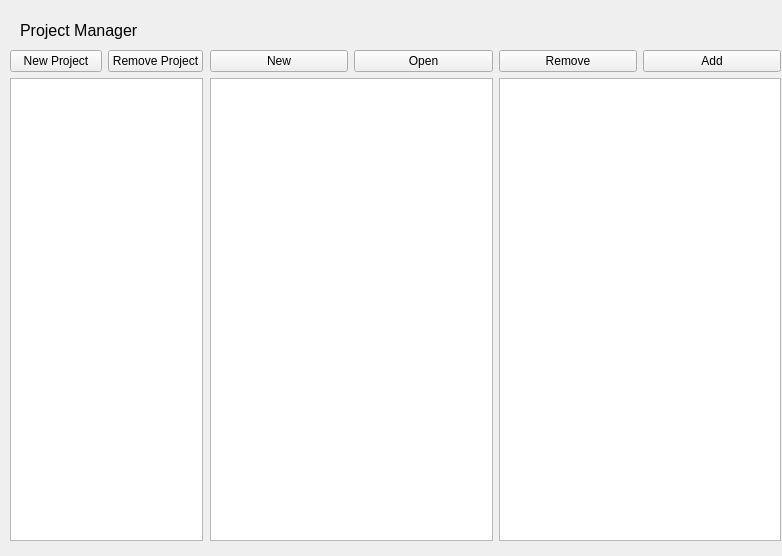
Old version of the form ui/projectmanager.ui in the repository dbuksbaum/TextRoom.
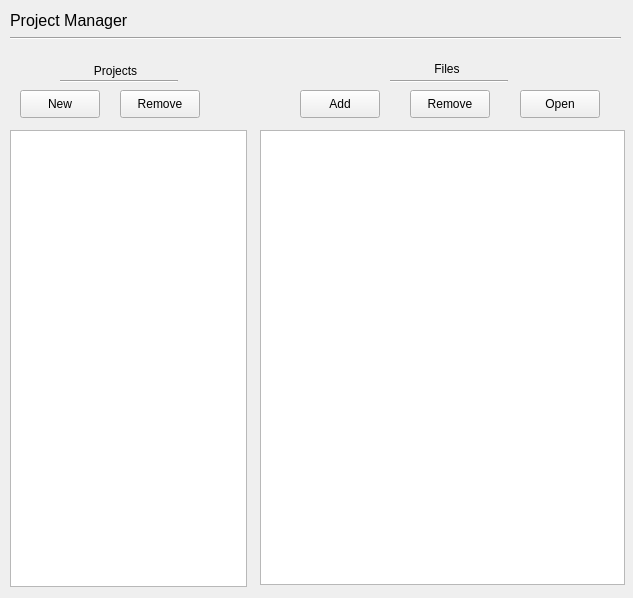
New version of the form.

Commit message: Project Manager Second Try

What changed in the file:
```diff
--- a/ui/projectmanager.ui
+++ b/ui/projectmanager.ui
@@ -5,18 +5,24 @@
    <rect>
     <x>0</x>
     <y>0</y>
-    <width>782</width>
-    <height>556</height>
+    <width>633</width>
+    <height>598</height>
    </rect>
   </property>
+  <property name="sizePolicy" >
+   <sizepolicy vsizetype="Ignored" hsizetype="Ignored" >
+    <horstretch>0</horstretch>
+    <verstretch>0</verstretch>
+   </sizepolicy>
+  </property>
   <property name="windowTitle" >
    <string>Project Manager</string>
   </property>
   <widget class="QLabel" name="label" >
    <property name="geometry" >
     <rect>
-     <x>20</x>
-     <y>20</y>
+     <x>10</x>
+     <y>10</y>
      <width>621</width>
      <height>20</height>
     </rect>
@@ -36,135 +42,194 @@
     <string>Project Manager</string>
    </property>
   </widget>
-  <widget class="QWidget" name="verticalLayoutWidget_3" >
+  <widget class="QPushButton" name="newProjectButton" >
    <property name="geometry" >
     <rect>
+     <x>20</x>
+     <y>90</y>
+     <width>80</width>
+     <height>28</height>
+    </rect>
+   </property>
+   <property name="text" >
+    <string>New</string>
+   </property>
+  </widget>
+  <widget class="QPushButton" name="removeProjectButton" >
+   <property name="geometry" >
+    <rect>
+     <x>120</x>
+     <y>90</y>
+     <width>80</width>
+     <height>28</height>
+    </rect>
+   </property>
+   <property name="text" >
+    <string>Remove</string>
+   </property>
+  </widget>
+  <widget class="QPushButton" name="addFileButton" >
+   <property name="geometry" >
+    <rect>
+     <x>300</x>
+     <y>90</y>
+     <width>80</width>
+     <height>28</height>
+    </rect>
+   </property>
+   <property name="text" >
+    <string>Add</string>
+   </property>
+  </widget>
+  <widget class="QPushButton" name="removeFileButton" >
+   <property name="geometry" >
+    <rect>
+     <x>410</x>
+     <y>90</y>
+     <width>80</width>
+     <height>28</height>
+    </rect>
+   </property>
+   <property name="text" >
+    <string>Remove</string>
+   </property>
+  </widget>
+  <widget class="QPushButton" name="openFileButton" >
+   <property name="geometry" >
+    <rect>
+     <x>520</x>
+     <y>90</y>
+     <width>80</width>
+     <height>28</height>
+    </rect>
+   </property>
+   <property name="text" >
+    <string>Open</string>
+   </property>
+  </widget>
+  <widget class="QListWidget" name="listWidget" >
+   <property name="windowModality" >
+    <enum>Qt::WindowModal</enum>
+   </property>
+   <property name="geometry" >
+    <rect>
      <x>10</x>
-     <y>50</y>
-     <width>193</width>
-     <height>491</height>
+     <y>130</y>
+     <width>237</width>
+     <height>457</height>
     </rect>
    </property>
-   <layout class="QVBoxLayout" name="verticalLayout_5" >
-    <item>
-     <layout class="QVBoxLayout" name="verticalLayout_8" >
-      <item>
-       <layout class="QHBoxLayout" name="horizontalLayout" >
-        <item>
-         <layout class="QVBoxLayout" name="verticalLayout_2" >
-          <item>
-           <widget class="QPushButton" name="newProjectButton" >
-            <property name="text" >
-             <string>New Project</string>
-            </property>
-           </widget>
-          </item>
-         </layout>
-        </item>
-        <item>
-         <layout class="QVBoxLayout" name="verticalLayout" >
-          <item>
-           <widget class="QPushButton" name="removeProjectButton" >
-            <property name="text" >
-             <string>Remove Project</string>
-            </property>
-           </widget>
-          </item>
-         </layout>
-        </item>
-       </layout>
-      </item>
-     </layout>
-    </item>
-    <item>
-     <layout class="QVBoxLayout" name="verticalLayout_7" >
-      <item>
-       <widget class="QListWidget" name="listWidget" />
-      </item>
-     </layout>
-    </item>
-   </layout>
+   <property name="sizePolicy" >
+    <sizepolicy vsizetype="Maximum" hsizetype="Maximum" >
+     <horstretch>0</horstretch>
+     <verstretch>0</verstretch>
+    </sizepolicy>
+   </property>
+   <property name="editTriggers" >
+    <set>QAbstractItemView::CurrentChanged|QAbstractItemView::DoubleClicked|QAbstractItemView::EditKeyPressed</set>
+   </property>
+   <property name="dragDropMode" >
+    <enum>QAbstractItemView::NoDragDrop</enum>
+   </property>
+   <property name="viewMode" >
+    <enum>QListView::ListMode</enum>
+   </property>
+   <property name="currentRow" >
+    <number>-1</number>
+   </property>
   </widget>
-  <widget class="QWidget" name="verticalLayoutWidget_4" >
+  <widget class="QLabel" name="label_2" >
    <property name="geometry" >
     <rect>
-     <x>210</x>
-     <y>50</y>
-     <width>571</width>
-     <height>491</height>
+     <x>80</x>
+     <y>60</y>
+     <width>71</width>
+     <height>21</height>
     </rect>
    </property>
-   <layout class="QVBoxLayout" name="verticalLayout_6" >
-    <item>
-     <layout class="QVBoxLayout" name="verticalLayout_10" >
-      <item>
-       <layout class="QHBoxLayout" name="horizontalLayout_3" >
-        <item>
-         <layout class="QHBoxLayout" name="horizontalLayout_7" >
-          <item>
-           <widget class="QPushButton" name="newFileButton" >
-            <property name="text" >
-             <string>New</string>
-            </property>
-           </widget>
-          </item>
-         </layout>
-        </item>
-        <item>
-         <layout class="QHBoxLayout" name="horizontalLayout_6" >
-          <item>
-           <widget class="QPushButton" name="openFileButton" >
-            <property name="text" >
-             <string>Open</string>
-            </property>
-           </widget>
-          </item>
-         </layout>
-        </item>
-        <item>
-         <layout class="QHBoxLayout" name="horizontalLayout_4" >
-          <item>
-           <widget class="QPushButton" name="removeFileButton" >
-            <property name="text" >
-             <string>Remove</string>
-            </property>
-           </widget>
-          </item>
-         </layout>
-        </item>
-        <item>
-         <layout class="QHBoxLayout" name="horizontalLayout_5" >
-          <item>
-           <widget class="QPushButton" name="addFileButton" >
-            <property name="text" >
-             <string>Add</string>
-            </property>
-           </widget>
-          </item>
-         </layout>
-        </item>
-       </layout>
-      </item>
-     </layout>
-    </item>
-    <item>
-     <layout class="QHBoxLayout" name="horizontalLayout_8" >
-      <item>
-       <layout class="QHBoxLayout" name="horizontalLayout_10" >
-        <item>
-         <widget class="QListWidget" name="fileListWidget" />
-        </item>
-       </layout>
-      </item>
-      <item>
-       <widget class="QListWidget" name="propertyListWidget" />
-      </item>
-      <item>
-       <layout class="QHBoxLayout" name="horizontalLayout_9" />
-      </item>
-     </layout>
-    </item>
-   </layout>
+   <property name="text" >
+    <string>Projects</string>
+   </property>
+   <property name="alignment" >
+    <set>Qt::AlignCenter</set>
+   </property>
+  </widget>
+  <widget class="QListWidget" name="fileListWidget" >
+   <property name="windowModality" >
+    <enum>Qt::WindowModal</enum>
+   </property>
+   <property name="geometry" >
+    <rect>
+     <x>260</x>
+     <y>130</y>
+     <width>365</width>
+     <height>455</height>
+    </rect>
+   </property>
+   <property name="sizePolicy" >
+    <sizepolicy vsizetype="Expanding" hsizetype="Expanding" >
+     <horstretch>0</horstretch>
+     <verstretch>0</verstretch>
+    </sizepolicy>
+   </property>
+   <property name="dragDropMode" >
+    <enum>QAbstractItemView::InternalMove</enum>
+   </property>
+  </widget>
+  <widget class="QLabel" name="label_3" >
+   <property name="geometry" >
+    <rect>
+     <x>420</x>
+     <y>60</y>
+     <width>54</width>
+     <height>18</height>
+    </rect>
+   </property>
+   <property name="text" >
+    <string>Files</string>
+   </property>
+   <property name="alignment" >
+    <set>Qt::AlignCenter</set>
+   </property>
+  </widget>
+  <widget class="Line" name="line" >
+   <property name="geometry" >
+    <rect>
+     <x>60</x>
+     <y>80</y>
+     <width>118</width>
+     <height>3</height>
+    </rect>
+   </property>
+   <property name="orientation" >
+    <enum>Qt::Horizontal</enum>
+   </property>
+  </widget>
+  <widget class="Line" name="line_2" >
+   <property name="geometry" >
+    <rect>
+     <x>390</x>
+     <y>80</y>
+     <width>118</width>
+     <height>3</height>
+    </rect>
+   </property>
+   <property name="orientation" >
+    <enum>Qt::Horizontal</enum>
+   </property>
+  </widget>
+  <widget class="Line" name="line_3" >
+   <property name="geometry" >
+    <rect>
+     <x>10</x>
+     <y>30</y>
+     <width>611</width>
+     <height>16</height>
+    </rect>
+   </property>
+   <property name="orientation" >
+    <enum>Qt::Horizontal</enum>
+   </property>
   </widget>
  </widget>
  <resources/>
```
The commit also changes 9 other files.
